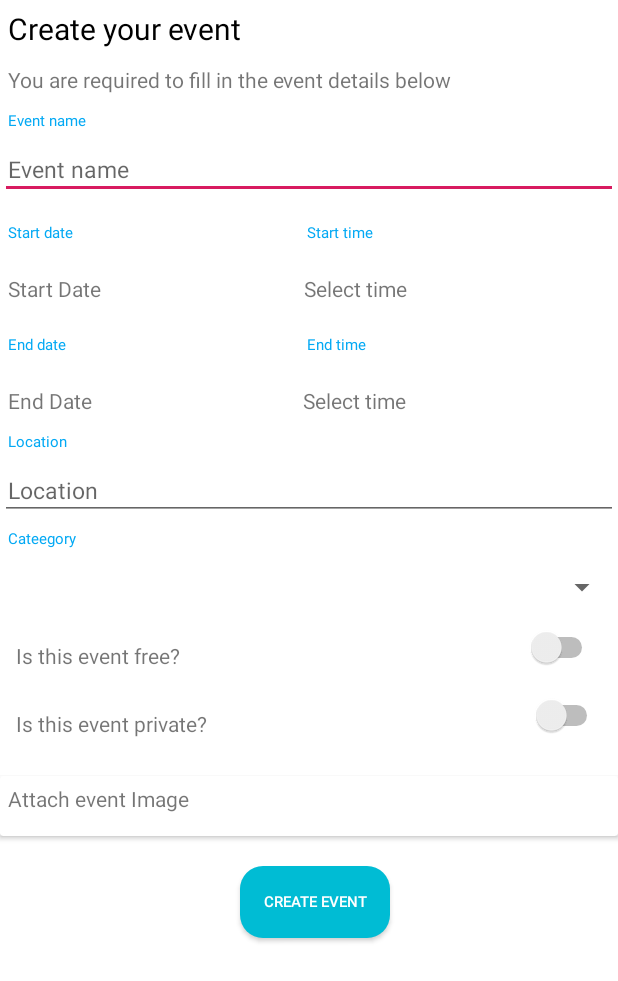
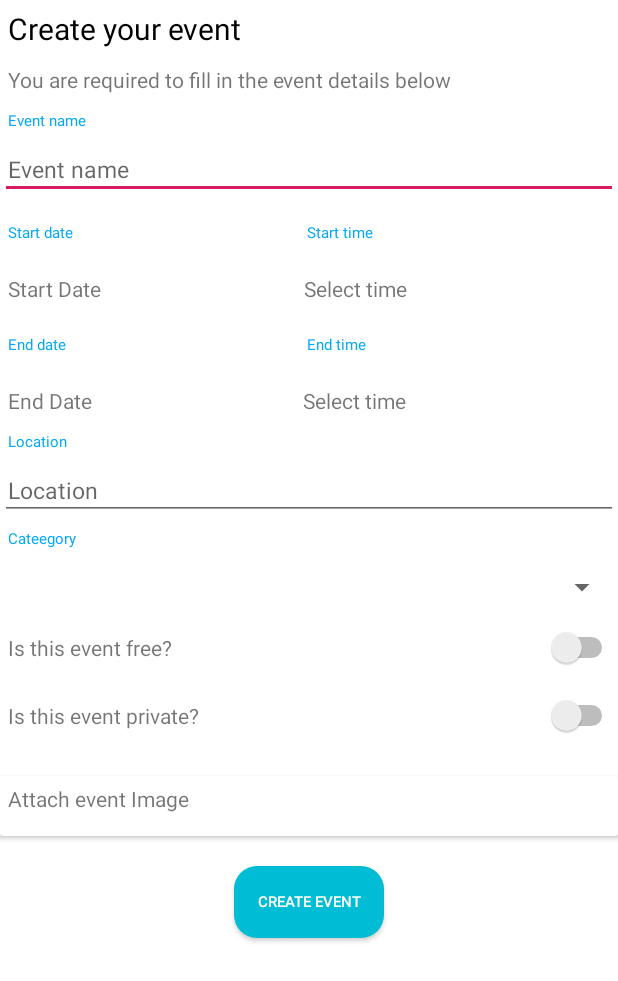
Before and after one commit to MuthomiGuantai/meruVents, an Android app: the layout fragment_create.xml on its own in the app's theme, with its tools: preview values and no code run, on a phone screen of 412 x 824 dp. Shown: the top 981 px of the screen. Run offline under Robolectric (Android 15) with nearby library versions, the phone set to English and light mode, and no system bars.

Commit message:
final create page design

```diff
--- a/app/src/main/res/layout/fragment_create.xml
+++ b/app/src/main/res/layout/fragment_create.xml
@@ -163,12 +163,13 @@
                 android:layout_height="wrap_content"
                 android:text="Is this event free?"
                 android:padding="5dp"
-                android:layout_margin="5dp"/>
+               />
             <Switch
                 android:id="@+id/free"
-                android:layout_width="wrap_content"
+                android:layout_width="0dp"
                 android:layout_height="wrap_content"
-                android:layout_marginLeft="220dp"/>
+                android:layout_weight="1"
+                android:layout_marginLeft="200dp"/>
         </LinearLayout>
         <LinearLayout
             android:layout_width="match_parent"
@@ -180,14 +181,16 @@
                 android:layout_height="wrap_content"
                 android:text="Is this event private?"
                 android:padding="5dp"
-                android:layout_margin="5dp"/>
+               />
             <Switch
                 android:id="@+id/pevent"
-                android:layout_width="wrap_content"
+                android:layout_width="0dp"
                 android:layout_height="wrap_content"
-                android:layout_marginLeft="205dp"/>
+                android:layout_weight="1"
+                android:layout_marginLeft="181dp"/>
         </LinearLayout>
         <androidx.cardview.widget.CardView
+            android:id="@+id/adddimage"
             android:layout_width="match_parent"
             android:layout_height="wrap_content"
             app:cardElevation="2dp"
@@ -199,11 +202,25 @@
                 android:text="Attach event Image"
                 />
         </androidx.cardview.widget.CardView>
+        <androidx.cardview.widget.CardView
+            android:id="@+id/addticket"
+            android:visibility="gone"
+            android:layout_width="match_parent"
+            android:layout_height="wrap_content"
+            app:cardElevation="2dp"
+            android:layout_marginTop="15dp">
+            <TextView
+                android:layout_width="match_parent"
+                android:layout_height="40dp"
+                android:padding="5dp"
+                android:text="Add ticket for event"
+                />
+        </androidx.cardview.widget.CardView>
         <Button
+            android:id="@+id/submitevent"
             android:layout_width = "100dp"
             android:layout_height="wrap_content"
-            android:gravity="center"
-            android:layout_marginLeft="160dp"
+            android:layout_gravity="center"
             android:layout_marginTop="20dp"
             android:background="@drawable/buttons"
             android:text="Create Event"
```
